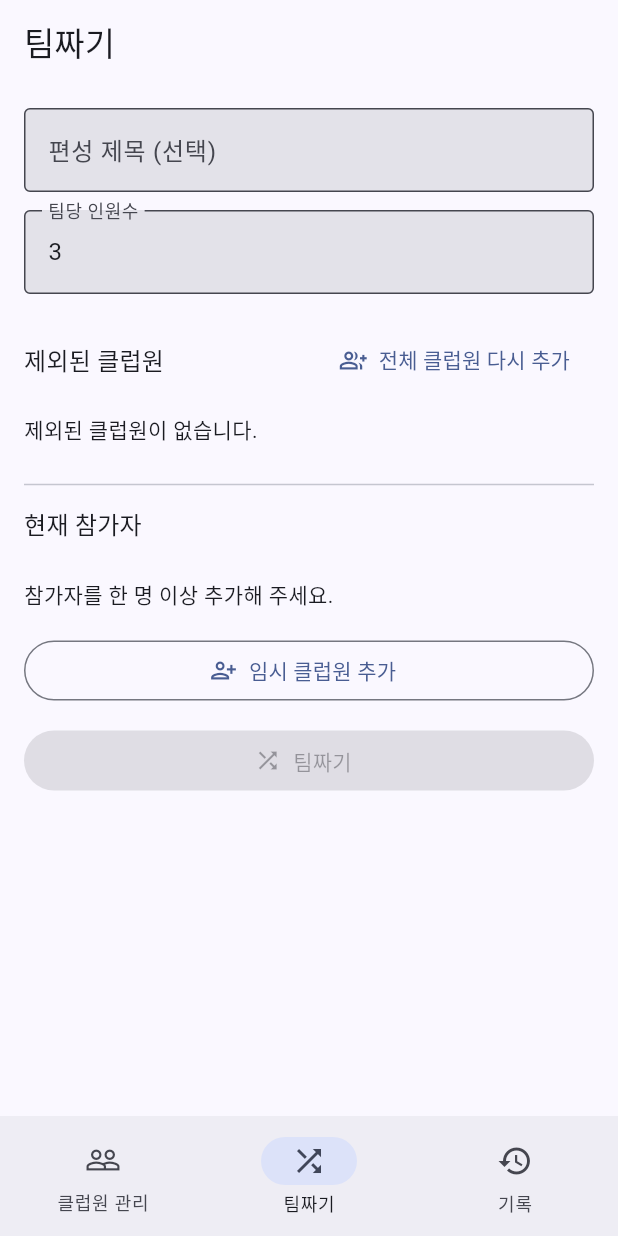
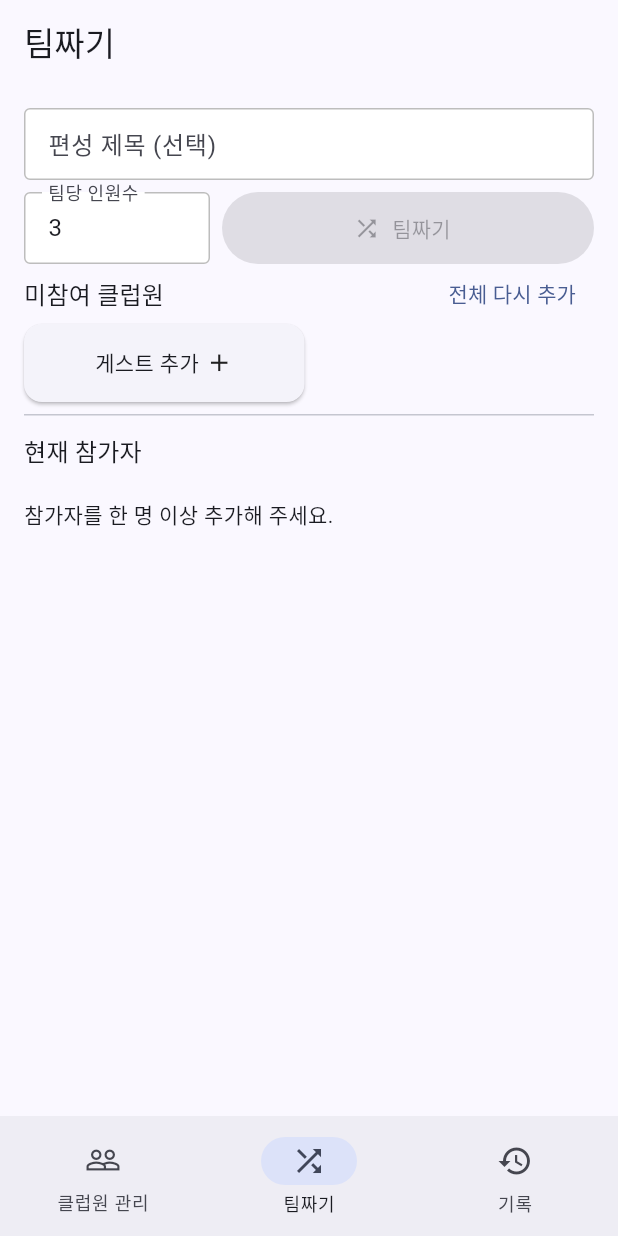
Before and after one commit to dyuhob/blackholeTeammaker, a Flutter app: the screen it shows after launch, item 2 of the bottom bar chosen, on a phone screen of 412 x 824 dp. Run offline on Flutter 3.47's test engine with Material 3 defaults, Android fonts, the phone set to English and light mode, and no system bars; our stand-ins replace screenshot; missing offline and left inert: gal.

Commit message:
feat: compact team builder layout

```diff
--- a/lib/app/team_maker_app.dart
+++ b/lib/app/team_maker_app.dart
@@ -87,7 +87,17 @@ class _TeamMakerAppState extends State<TeamMakerApp> {
     theme: ThemeData(
       useMaterial3: true,
       colorScheme: ColorScheme.fromSeed(seedColor: const Color(0xFF3367D6)),
-      inputDecorationTheme: const InputDecorationTheme(filled: true),
+      inputDecorationTheme: const InputDecorationTheme(
+        filled: true,
+        fillColor: Colors.white,
+        border: OutlineInputBorder(),
+        enabledBorder: OutlineInputBorder(
+          borderSide: BorderSide(color: Color(0xFFBDBDBD)),
+        ),
+        focusedBorder: OutlineInputBorder(
+          borderSide: BorderSide(color: Color(0xFF42A5F5), width: 2),
+        ),
+      ),
     ),
     home: AppShell(
       memberController: _memberController,
--- a/lib/features/members/member_screen.dart
+++ b/lib/features/members/member_screen.dart
@@ -192,15 +192,14 @@ class _MemberScreenState extends State<MemberScreen> {
                       },
                     ),
             ),
-            FilledButton.icon(
+            FilledButton(
               key: const Key('save-members-button'),
               onPressed:
                   widget.controller.hasUnsavedChanges &&
                       !widget.controller.isSaving
                   ? _save
                   : null,
-              icon: const Icon(Icons.save_outlined),
-              label: Text(widget.controller.isSaving ? '저장 중…' : '저장'),
+              child: Text(widget.controller.isSaving ? '저장 중…' : '저장'),
             ),
           ],
         ),
--- a/lib/features/team_builder/team_builder_screen.dart
+++ b/lib/features/team_builder/team_builder_screen.dart
@@ -2,10 +2,17 @@ import 'package:flutter/material.dart';
 import 'package:flutter/services.dart';
 
 import '../../domain/manual_score.dart';
+import '../../domain/member.dart';
+import '../../domain/participant.dart';
 import '../../services/gallery_export_service.dart';
 import '../history/history_controller.dart';
 import '../history/team_result_screen.dart';
 import 'team_builder_controller.dart';
+
+const _controlHeight = 48.0;
+const _compactCardHeight = 52.0;
+const _gridGap = 6.0;
+const _focusedInputColor = Color(0xFF42A5F5);
 
 class TeamBuilderScreen extends StatefulWidget {
   const TeamBuilderScreen({
@@ -89,6 +96,30 @@ class _TeamBuilderScreenState extends State<TeamBuilderScreen> {
     }
   }
 
+  void _updateParticipantScore(Participant participant, String value) {
+    final score = int.tryParse(value);
+    final valid = score != null && isValidManualScore(score);
+    setState(() {
+      if (valid) {
+        _invalidScoreParticipantIds.remove(participant.id);
+      } else {
+        _invalidScoreParticipantIds.add(participant.id);
+      }
+    });
+    if (valid) {
+      widget.controller.updateParticipantScore(participant.id, score);
+    }
+  }
+
+  void _removeParticipant(Participant participant) {
+    _invalidScoreParticipantIds.remove(participant.id);
+    if (participant.type.isTemporary) {
+      widget.controller.removeParticipant(participant.id);
+    } else {
+      widget.controller.excludeMember(participant.sourceMemberId!);
+    }
+  }
+
   void _showMessage(String message) {
     ScaffoldMessenger.of(context)
         .showSnackBar(SnackBar(content: Text(message)));
@@ -97,161 +128,280 @@ class _TeamBuilderScreenState extends State<TeamBuilderScreen> {
   @override
   Widget build(BuildContext context) => AnimatedBuilder(
     animation: widget.controller,
-    builder: (context, _) => ListView(
-      padding: const EdgeInsets.fromLTRB(16, 16, 16, 96),
+    builder: (context, _) {
+      final availableMembers = widget.controller.availableMembers;
+      final participants = widget.controller.participants;
+      return ListView(
+        padding: const EdgeInsets.all(16),
         children: [
-        TextField(
+          SizedBox(
+            height: _controlHeight,
+            child: TextField(
               controller: _titleController,
-          decoration: const InputDecoration(
-            labelText: '편성 제목 (선택)',
-            border: OutlineInputBorder(),
+              decoration: _inputDecoration('편성 제목 (선택)'),
             ),
           ),
-        const SizedBox(height: 12),
-        TextField(
+          const SizedBox(height: 8),
+          SizedBox(
+            height: _controlHeight,
+            child: Row(
+              crossAxisAlignment: CrossAxisAlignment.stretch,
+              children: [
+                Expanded(
+                  child: SizedBox(
+                    key: const Key('team-size-control'),
+                    child: TextField(
                       key: const Key('team-size-input'),
                       controller: _teamSizeController,
                       keyboardType: TextInputType.number,
                       inputFormatters: [FilteringTextInputFormatter.digitsOnly],
-          decoration: const InputDecoration(
-            labelText: '팀당 인원수',
-            border: OutlineInputBorder(),
+                      decoration: _inputDecoration('팀당 인원수'),
                     ),
                   ),
-        const SizedBox(height: 20),
-        Row(
+                ),
+                const SizedBox(width: 8),
+                Expanded(
+                  flex: 2,
+                  child: FilledButton.icon(
+                    key: const Key('build-teams-button'),
+                    onPressed: participants.isEmpty ? null : _buildTeams,
+                    icon: const Icon(Icons.shuffle),
+                    label: const Text('팀짜기'),
+                  ),
+                ),
+              ],
+            ),
+          ),
+          SizedBox(
+            height: 40,
+            child: Row(
               children: [
-            Text('제외된 클럽원', style: Theme.of(context).textTheme.titleMedium),
+                Text(
+                  '미참여 클럽원',
+                  key: const Key('unselected-section-title'),
+                  style: Theme.of(context).textTheme.titleMedium,
+                ),
                 const Spacer(),
-            TextButton.icon(
+                TextButton(
                   onPressed: () {
                     _invalidScoreParticipantIds.clear();
                     widget.controller.resetAllMembers();
                   },
-              icon: const Icon(Icons.group_add_outlined),
-              label: const Text('전체 클럽원 다시 추가'),
+                  child: const Text('전체 다시 추가'),
                 ),
               ],
             ),
-        if (widget.controller.availableMembers.isEmpty)
-          const Padding(
-            padding: EdgeInsets.symmetric(vertical: 12),
-            child: Text('제외된 클럽원이 없습니다.'),
+          ),
+          _CompactGrid(
+            itemCount: availableMembers.length + 1,
+            itemBuilder: (context, index) {
+              if (index == 0) return _GuestAddCard(onTap: _addTemporary);
+              final member = availableMembers[index - 1];
+              return _UnselectedMemberCard(
+                member: member,
+                onAdd: () => widget.controller.addSavedMember(member.id),
+              );
+            },
+          ),
+          const Divider(height: 17),
+          SizedBox(
+            height: 32,
+            child: Align(
+              alignment: Alignment.centerLeft,
+              child: Text(
+                '현재 참가자',
+                style: Theme.of(context).textTheme.titleMedium,
+              ),
+            ),
+          ),
+          if (participants.isEmpty)
+            const SizedBox(
+              height: _compactCardHeight,
+              child: Align(
+                alignment: Alignment.centerLeft,
+                child: Text('참가자를 한 명 이상 추가해 주세요.'),
+              ),
             )
           else
-          for (final member in widget.controller.availableMembers)
-            ListTile(
-              title: Text(member.name),
-              subtitle: Text('${member.score}점'),
-              trailing: IconButton(
+            _CompactGrid(
+              itemCount: participants.length,
+              itemBuilder: (context, index) {
+                final participant = participants[index];
+                return _ParticipantCard(
+                  participant: participant,
+                  onScoreChanged: (value) =>
+                      _updateParticipantScore(participant, value),
+                  onRemove: () => _removeParticipant(participant),
+                );
+              },
+            ),
+          const SizedBox(height: 4),
+        ],
+      );
+    },
+  );
+}
+
+InputDecoration _inputDecoration(String label) => InputDecoration(
+  labelText: label,
+  isDense: true,
+  filled: true,
+  fillColor: Colors.white,
+  contentPadding: const EdgeInsets.symmetric(horizontal: 12, vertical: 12),
+  border: const OutlineInputBorder(),
+  enabledBorder: const OutlineInputBorder(
+    borderSide: BorderSide(color: Color(0xFFBDBDBD)),
+  ),
+  focusedBorder: const OutlineInputBorder(
+    borderSide: BorderSide(color: _focusedInputColor, width: 2),
+  ),
+);
+
+class _CompactGrid extends StatelessWidget {
+  const _CompactGrid({required this.itemCount, required this.itemBuilder});
+
+  final int itemCount;
+  final IndexedWidgetBuilder itemBuilder;
+
+  @override
+  Widget build(BuildContext context) => GridView.builder(
+    shrinkWrap: true,
+    physics: const NeverScrollableScrollPhysics(),
+    padding: EdgeInsets.zero,
+    itemCount: itemCount,
+    gridDelegate: const SliverGridDelegateWithFixedCrossAxisCount(
+      crossAxisCount: 2,
+      crossAxisSpacing: _gridGap,
+      mainAxisSpacing: _gridGap,
+      mainAxisExtent: _compactCardHeight,
+    ),
+    itemBuilder: itemBuilder,
+  );
+}
+
+class _GuestAddCard extends StatelessWidget {
+  const _GuestAddCard({required this.onTap});
+
+  final VoidCallback onTap;
+
+  @override
+  Widget build(BuildContext context) => Card(
+    key: const Key('guest-add-card'),
+    margin: EdgeInsets.zero,
+    child: InkWell(
+      borderRadius: BorderRadius.circular(12),
+      onTap: onTap,
+      child: const Row(
+        mainAxisAlignment: MainAxisAlignment.center,
+        children: [
+          Text('게스트 추가'),
+          SizedBox(width: 4),
+          Icon(Icons.add, size: 19),
+        ],
+      ),
+    ),
+  );
+}
+
+class _UnselectedMemberCard extends StatelessWidget {
+  const _UnselectedMemberCard({required this.member, required this.onAdd});
+
+  final Member member;
+  final VoidCallback onAdd;
+
+  @override
+  Widget build(BuildContext context) => Card(
+    key: ValueKey('unselected-card-${member.id}'),
+    margin: EdgeInsets.zero,
+    child: Padding(
+      padding: const EdgeInsets.only(left: 9),
+      child: Row(
+        children: [
+          Expanded(
+            child: Text(
+              member.name,
+              maxLines: 1,
+              overflow: TextOverflow.ellipsis,
+              style: const TextStyle(fontSize: 13),
+            ),
+          ),
+          const SizedBox(width: 3),
+          Text('${member.score}', style: const TextStyle(fontSize: 12)),
+          IconButton(
             tooltip: '참가자에 추가',
-                onPressed: () => widget.controller.addSavedMember(member.id),
+            onPressed: onAdd,
+            constraints: const BoxConstraints.tightFor(width: 32, height: 32),
+            padding: EdgeInsets.zero,
+            iconSize: 19,
             icon: const Icon(Icons.add_circle_outline),
           ),
+        ],
       ),
-        const Divider(height: 28),
-        Text('현재 참가자', style: Theme.of(context).textTheme.titleMedium),
-        const SizedBox(height: 8),
-        if (widget.controller.participants.isEmpty)
-          const Padding(
-            padding: EdgeInsets.symmetric(vertical: 16),
-            child: Text('참가자를 한 명 이상 추가해 주세요.'),
     ),
-        for (final participant in widget.controller.participants) ...[
-          if (participant.type.isTemporary &&
-              widget.controller.participants.indexOf(participant) > 0 &&
-              !widget
-                  .controller
-                  .participants[widget.controller.participants.indexOf(
-                        participant,
-                      ) -
-                      1]
-                  .type
-                  .isTemporary)
-            const Padding(
-              padding: EdgeInsets.only(top: 12, bottom: 4),
-              child: Text('임시 클럽원'),
-            ),
-          Card(
-            child: ListTile(
-              title: Text(participant.name),
-              subtitle: participant.type.isTemporary
-                  ? const Text('임시 클럽원')
-                  : null,
-              trailing: SizedBox(
-                width: 140,
+  );
+}
+
+class _ParticipantCard extends StatelessWidget {
+  const _ParticipantCard({
+    required this.participant,
+    required this.onScoreChanged,
+    required this.onRemove,
+  });
+
+  final Participant participant;
+  final ValueChanged<String> onScoreChanged;
+  final VoidCallback onRemove;
+
+  @override
+  Widget build(BuildContext context) => Card(
+    key: ValueKey('participant-card-${participant.id}'),
+    margin: EdgeInsets.zero,
+    child: Padding(
+      padding: const EdgeInsets.only(left: 9),
       child: Row(
         children: [
+          Expanded(
+            child: Text(
+              participant.name,
+              maxLines: 1,
+              overflow: TextOverflow.ellipsis,
+              style: const TextStyle(fontSize: 13),
+            ),
+          ),
+          const SizedBox(width: 3),
           SizedBox(
-                      width: 76,
+            width: 45,
+            height: 36,
             child: TextFormField(
               key: ValueKey('participant-score-${participant.id}'),
               initialValue: '${participant.score}',
               keyboardType: TextInputType.number,
-                        inputFormatters: [
-                          FilteringTextInputFormatter.digitsOnly,
-                        ],
-                        onChanged: (value) {
-                          final score = int.tryParse(value);
-                          final valid =
-                              score != null && isValidManualScore(score);
-                          setState(() {
-                            if (valid) {
-                              _invalidScoreParticipantIds.remove(
-                                participant.id,
-                              );
-                            } else {
-                              _invalidScoreParticipantIds.add(participant.id);
-                            }
-                          });
-                          if (valid) {
-                            widget.controller.updateParticipantScore(
-                              participant.id,
-                              score,
-                            );
-                          }
-                        },
+              inputFormatters: [FilteringTextInputFormatter.digitsOnly],
+              onChanged: onScoreChanged,
+              textAlign: TextAlign.center,
+              style: const TextStyle(fontSize: 12),
               decoration: const InputDecoration(
                 isDense: true,
+                filled: true,
+                fillColor: Colors.white,
+                contentPadding: EdgeInsets.symmetric(
+                  horizontal: 4,
+                  vertical: 8,
+                ),
                 border: OutlineInputBorder(),
               ),
             ),
           ),
           IconButton(
             tooltip: '참가자 제외',
-                      onPressed: () {
-                        _invalidScoreParticipantIds.remove(participant.id);
-                        if (participant.type.isTemporary) {
-                          widget.controller.removeParticipant(participant.id);
-                        } else {
-                          widget.controller.excludeMember(
-                            participant.sourceMemberId!,
-                          );
-                        }
-                      },
+            onPressed: onRemove,
+            constraints: const BoxConstraints.tightFor(width: 32, height: 32),
+            padding: EdgeInsets.zero,
+            iconSize: 19,
             icon: const Icon(Icons.close),
           ),
         ],
       ),
-              ),
-            ),
-          ),
-        ],
-        OutlinedButton.icon(
-          onPressed: _addTemporary,
-          icon: const Icon(Icons.person_add_alt),
-          label: const Text('임시 클럽원 추가'),
-        ),
-        const SizedBox(height: 12),
-        FilledButton.icon(
-          key: const Key('build-teams-button'),
-          onPressed: widget.controller.participants.isEmpty
-              ? null
-              : _buildTeams,
-          icon: const Icon(Icons.shuffle),
-          label: const Text('팀짜기'),
-        ),
-      ],
     ),
   );
 }
@@ -300,26 +450,54 @@ class _TemporaryMemberDialogState extends State<_TemporaryMemberDialog> {
 
   @override
   Widget build(BuildContext context) => AlertDialog(
-    title: const Text('임시 클럽원 추가'),
-    content: Column(
+    title: const Text('게스트 추가'),
+    content: SizedBox(
+      width: 280,
+      child: Column(
         mainAxisSize: MainAxisSize.min,
+        crossAxisAlignment: CrossAxisAlignment.start,
         children: [
-        TextField(
+          SizedBox(
+            height: _controlHeight,
+            child: TextField(
               key: const Key('temporary-name-input'),
               controller: _nameController,
-          decoration: InputDecoration(labelText: '이름', errorText: _nameError),
+              decoration: _inputDecoration('이름'),
             ),
-        TextField(
+          ),
+          if (_nameError != null) ...[
+            const SizedBox(height: 4),
+            Text(
+              _nameError!,
+              style: TextStyle(
+                color: Theme.of(context).colorScheme.error,
+                fontSize: 12,
+              ),
+            ),
+          ],
+          const SizedBox(height: 12),
+          SizedBox(
+            height: _controlHeight,
+            child: TextField(
               key: const Key('temporary-score-input'),
               controller: _scoreController,
               keyboardType: TextInputType.number,
               inputFormatters: [FilteringTextInputFormatter.digitsOnly],
-          decoration: InputDecoration(
-            labelText: '점수 (90~200)',
-            errorText: _scoreError,
+              decoration: _inputDecoration('점수 (90~200)'),
+            ),
+          ),
+          if (_scoreError != null) ...[
+            const SizedBox(height: 4),
+            Text(
+              _scoreError!,
+              style: TextStyle(
+                color: Theme.of(context).colorScheme.error,
+                fontSize: 12,
               ),
             ),
           ],
+        ],
+      ),
     ),
     actions: [
       TextButton(
--- a/pubspec.yaml
+++ b/pubspec.yaml
@@ -16,7 +16,7 @@ publish_to: 'none' # Remove this line if you wish to publish to pub.dev
 # https://developer.apple.com/library/archive/documentation/General/Reference/InfoPlistKeyReference/Articles/CoreFoundationKeys.html
 # In Windows, build-name is used as the major, minor, and patch parts
 # of the product and file versions while build-number is used as the build suffix.
-version: 1.0.1+2
+version: 1.0.2+3
 
 environment:
   sdk: ^3.13.2
```
Also changed, not shown: lib/features/history/team_result_content.dart (+32 -7 lines), 3 other files. Lines whose indentation alone changed are shown as unchanged.
